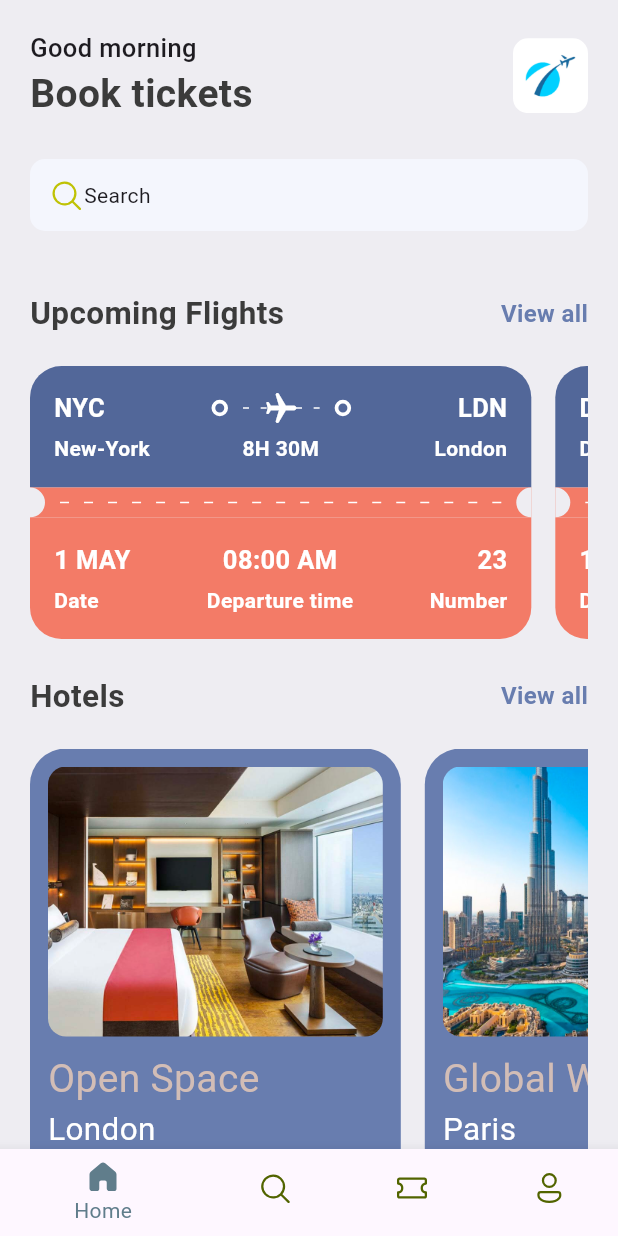
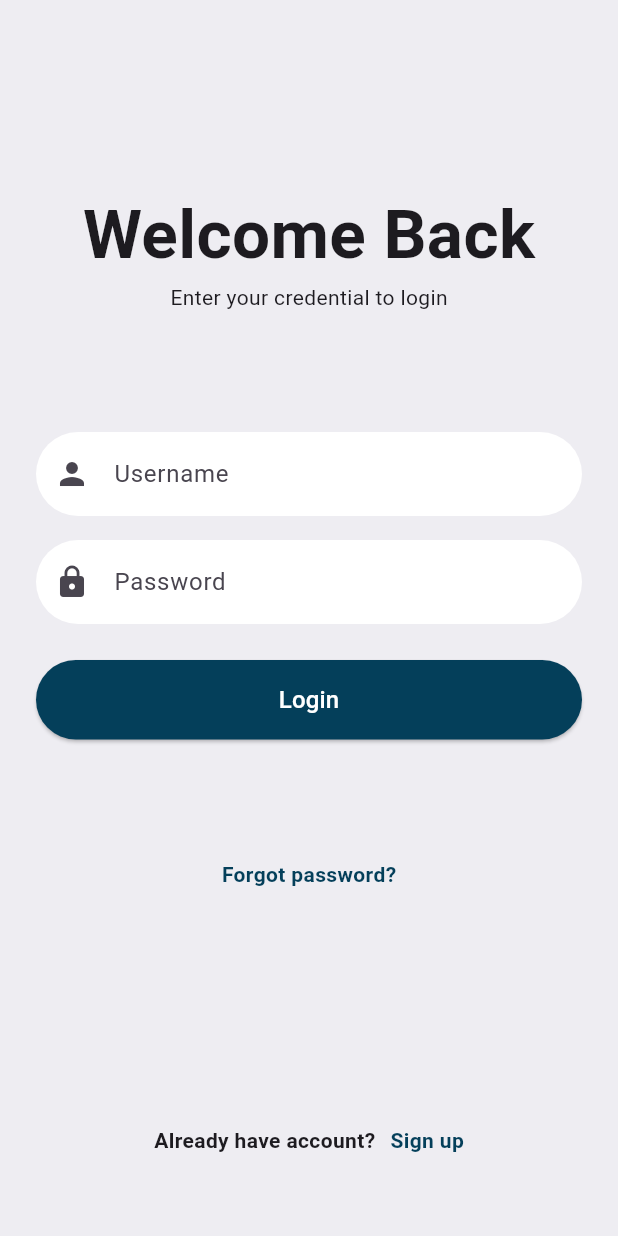
Before and after one commit to ibrohimovG-apps/my_app, a Flutter app: the screen it shows after launch, on a phone screen of 412 x 824 dp. Run offline on Flutter 3.47's test engine with Material 3 defaults, Android fonts, the phone set to English and light mode, and no system bars; our stand-ins replace barcode_widget, fluentui_icons, get.

Commit message:
add sign in screen

```diff
--- a/lib/base/utils/all_json.dart
+++ b/lib/base/utils/all_json.dart
@@ -73,6 +73,7 @@ List<Map<String, dynamic>> hotelList = [
 
 class AppRoutes {
   static const splashPage = "/";
+  static const signInScreen = "/signInScreen";
   static const homePage = "/homePage";
   static const allTickets = "/all_tickets";
   static const ticketScreen = "/ticket_screen";
--- a/lib/main.dart
+++ b/lib/main.dart
@@ -1,6 +1,7 @@
 import 'package:flutter/material.dart';
 import 'package:my_app/base/bot_nav_bar.dart';
 import 'package:my_app/base/utils/all_json.dart';
+import 'package:my_app/screens/auth/screens/sign_in_screen.dart';
 import 'package:my_app/screens/auth/screens/splash_screen.dart';
 import 'package:my_app/screens/home/widgets/all_hotels.dart';
 import 'package:my_app/screens/home/widgets/all_tickets.dart';
@@ -21,6 +22,7 @@ class MyApp extends StatelessWidget {
       debugShowCheckedModeBanner: false,
       routes: {
         AppRoutes.splashPage: (context) => const SplashPage(),
+        AppRoutes.signInScreen: (context) => const SignInScreen(),
         AppRoutes.homePage: (context) => BottomNavBar(),
         AppRoutes.allTickets: (context) => const AllTickets(),
         AppRoutes.allHotels: (context) => const AllHotels(),
--- /dev/null
+++ b/lib/screens/auth/screens/sign_in_screen.dart
@@ -0,0 +1,122 @@
+import 'package:flutter/material.dart';
+import 'package:my_app/base/res/styles/app_styles.dart';
+
+class SignInScreen extends StatelessWidget {
+  const SignInScreen({super.key});
+
+  @override
+  Widget build(BuildContext context) {
+    return Scaffold(
+      backgroundColor: AppStyles.bg_color,
+      body: Center(
+        child: Padding(
+          padding: const EdgeInsets.all(24.0),
+          child: Column(
+            crossAxisAlignment: CrossAxisAlignment.center,
+            children: [
+              const SizedBox(
+                height: 100,
+              ),
+              const Text(
+                "Welcome Back",
+                style: TextStyle(
+                  fontSize: 45,
+                  fontWeight: FontWeight.bold,
+                ),
+              ),
+              const Text(
+                "Enter your credential to login",
+                style: TextStyle(
+                  fontSize: 14,
+                ),
+              ),
+              const SizedBox(
+                height: 80,
+              ),
+              TextField(
+                decoration: InputDecoration(
+                  prefixIcon: const Icon(Icons.person),
+                  hintText: 'Username',
+                  filled: true,
+                  fillColor: Colors.white,
+                  border: OutlineInputBorder(
+                    borderRadius: BorderRadius.circular(30.0),
+                    borderSide: BorderSide.none,
+                  ),
+                ),
+              ),
+              const SizedBox(
+                height: 16.0,
+              ),
+              TextField(
+                obscureText: true,
+                decoration: InputDecoration(
+                  prefixIcon: const Icon(Icons.lock),
+                  hintText: 'Password',
+                  filled: true,
+                  fillColor: Colors.white,
+                  border: OutlineInputBorder(
+                    borderRadius: BorderRadius.circular(30.0),
+                    borderSide: BorderSide.none,
+                  ),
+                ),
+              ),
+              const SizedBox(height: 24.0),
+              ElevatedButton(
+                onPressed: () {},
+                style: ElevatedButton.styleFrom(
+                  fixedSize: const Size.fromWidth(double.maxFinite),
+                  backgroundColor: const Color.fromARGB(255, 4, 63, 90),
+                  shape: RoundedRectangleBorder(
+                    borderRadius: BorderRadius.circular(30.0),
+                  ),
+                  padding: const EdgeInsets.symmetric(
+                    vertical: 15.0,
+                  ),
+                ),
+                child: const Text(
+                  'Login',
+                  style: TextStyle(
+                    fontSize: 16.0,
+                    color: Colors.white,
+                  ),
+                ),
+              ),
+              const SizedBox(
+                height: 80,
+              ),
+              const Text(
+                "Forgot password?",
+                style: TextStyle(
+                    color: Color.fromARGB(255, 4, 63, 90),
+                    fontWeight: FontWeight.bold),
+              ),
+              const Spacer(),
+              const Row(
+                mainAxisAlignment: MainAxisAlignment.center,
+                children: [
+                  Text(
+                    "Already have account?",
+                    style: TextStyle(fontWeight: FontWeight.bold),
+                  ),
+                  SizedBox(
+                    width: 10,
+                  ),
+                  Text(
+                    "Sign up",
+                    style: TextStyle(
+                        color: Color.fromARGB(255, 4, 63, 90),
+                        fontWeight: FontWeight.bold),
+                  ),
+                  SizedBox(
+                    height: 80,
+                  )
+                ],
+              )
+            ],
+          ),
+        ),
+      ),
+    );
+  }
+}
--- a/lib/screens/auth/screens/splash_screen.dart
+++ b/lib/screens/auth/screens/splash_screen.dart
@@ -16,7 +16,7 @@ class _SplashPageState extends State<SplashPage> {
       (value) {
         Navigator.pushNamed(
           context,
-          AppRoutes.homePage,
+          AppRoutes.signInScreen,
         );
       },
     );
```
